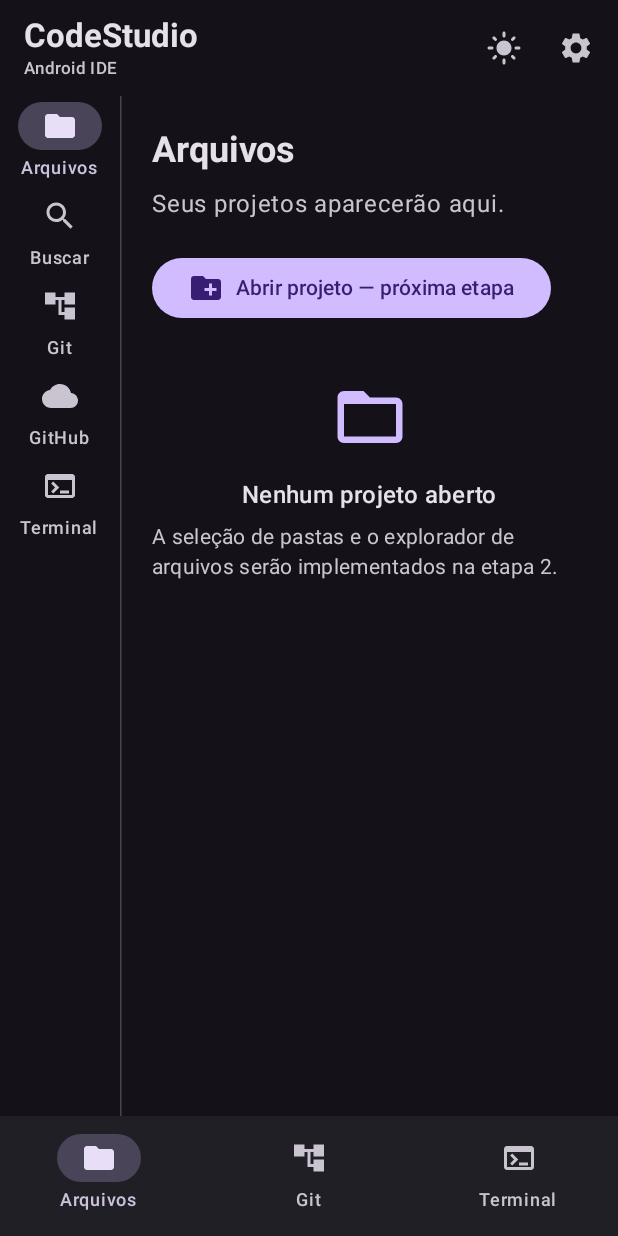
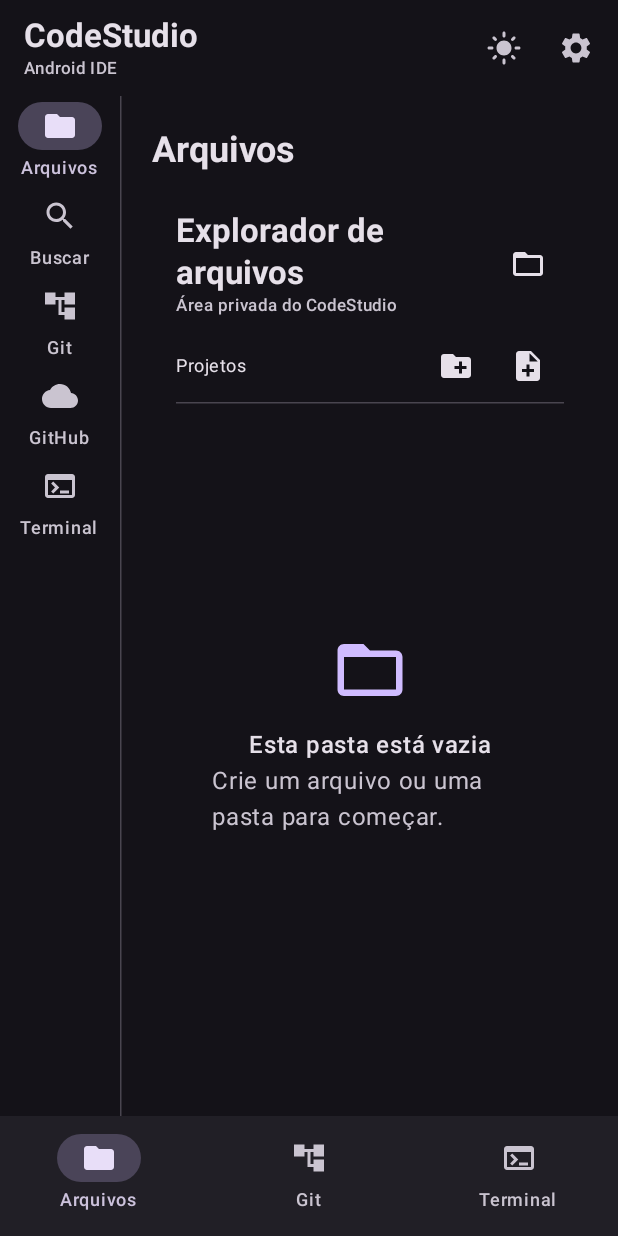
Before and after one commit to Lucasmgp/CodeStudio-Android, an Android app built with Jetpack Compose: the screen it shows after launch (MainActivity), on a phone screen of 412 x 824 dp. Run offline under Robolectric (Android 15) with nearby library versions, the phone set to English and light mode, and no system bars.

Commit message:
Connect workspace to functional file explorer

```diff
--- a/app/src/main/java/com/codestudio/android/MainActivity.kt
+++ b/app/src/main/java/com/codestudio/android/MainActivity.kt
@@ -140,23 +140,7 @@ private fun WorkspaceContent(tab: WorkspaceTab, modifier: Modifier = Modifier) {
         Spacer(Modifier.height(8.dp))
 
         when (tab) {
-            WorkspaceTab.EXPLORER -> {
-                Text(
-                    "Seus projetos aparecerão aqui.",
-                    color = MaterialTheme.colorScheme.onSurfaceVariant
-                )
-                Spacer(Modifier.height(20.dp))
-                Button(onClick = { }) {
-                    Icon(Icons.Default.CreateNewFolder, contentDescription = null)
-                    Spacer(Modifier.width(8.dp))
-                    Text("Abrir projeto — próxima etapa")
-                }
-                EmptyState(
-                    Icons.Default.FolderOpen,
-                    "Nenhum projeto aberto",
-                    "A seleção de pastas e o explorador de arquivos serão implementados na etapa 2."
-                )
-            }
+            WorkspaceTab.EXPLORER -> FileExplorerScreen()
             WorkspaceTab.SEARCH -> EmptyState(
                 Icons.Default.Search,
                 "Busca do projeto",
```
